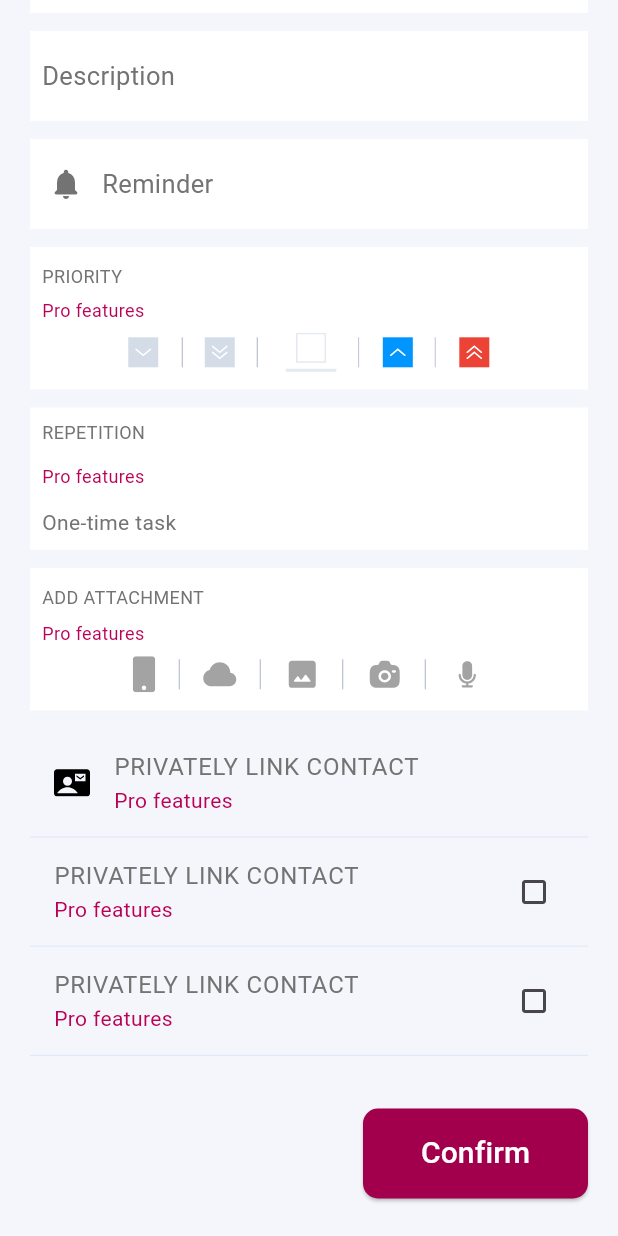
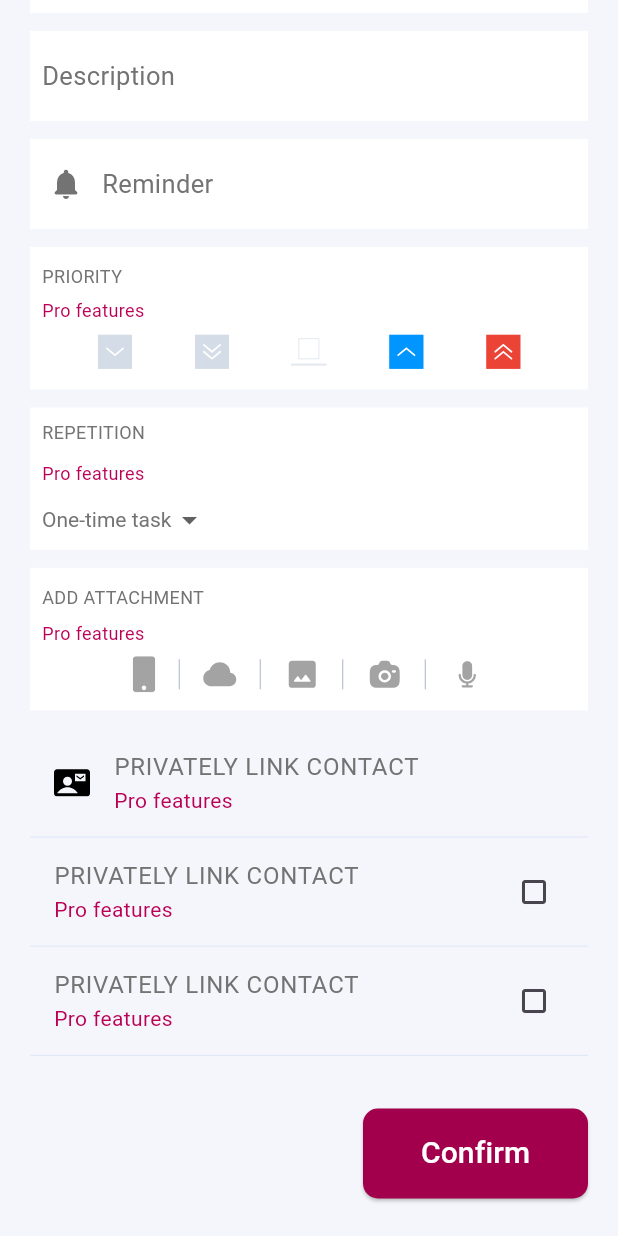
Before and after one commit to IftikharSikder/calendar_project, a Flutter app: the AddEvent screen opened directly, scrolled down 296 dp, on a phone screen of 412 x 824 dp. Run offline on Flutter 3.47's test engine with Material 3 defaults, Android fonts, the phone set to English and light mode, and no system bars; our stand-ins replace cloud_firestore, firebase_auth, firebase_core, firebase_storage, flutter_colorpicker, flutter_staggered_animations and 7 more; accounts and stored records are empty.

Commit message:
Add event page updated, added some functionality

```diff
--- a/lib/features/calendar/screen/add_event.dart
+++ b/lib/features/calendar/screen/add_event.dart
@@ -1,12 +1,141 @@
 import 'package:flutter/material.dart';
 import 'package:flutter_svg/flutter_svg.dart';
+import 'package:get/get.dart';
+import 'package:intl/intl.dart';
+
+class DateController extends GetxController {
+  Rx<DateTime?> selectedDate = Rx<DateTime?>(null);
+  final eventTitleController = TextEditingController();
+  final DateFormat dateFormat = DateFormat("EEE, d MMM");
+
+  void setDate(DateTime? date) {
+    selectedDate.value = date;
+  }
+
+  String get formattedDate {
+    return selectedDate.value != null
+        ? dateFormat.format(selectedDate.value!)
+        : dateFormat.format(DateTime.now());
+  }
+
+  void clearDate() {
+    selectedDate.value = null;
+  }
+
+  Rx<bool> isAllDay = Rx<bool>(false);
+
+  void setAllDay(bool value) {
+    isAllDay.value = value;
+  }
+
+  var description = "Description".obs;
+
+  void updateDescription(String newDescription) {
+    description.value = newDescription;
+    if(description.value.length<=1){
+      description.value= "Description";
+    }
+  }
+  var selectedIconIndex = RxInt(-1);
+
+  void selectIcon(int index) {
+    selectedIconIndex.value = index;
+  }
+
+  var selectedRepetition = "One-time task".obs;
+
+  void changeRepetition(String? newValue) {
+    if (newValue != null) {
+      selectedRepetition.value = newValue;
+    }
+  }
+
+}
 
 class AddEvent extends StatelessWidget {
-  const AddEvent({super.key});
+  AddEvent({super.key});
+
+  final DateController controller = Get.put(DateController());
+
+  final DateController dateController = Get.put(DateController());
+  final TextEditingController textController = TextEditingController();
+  final List<String> repetitionOptions = ["One-time task", "Repetitive"];
+
+  void _showDescriptionDialog(BuildContext context) {
+
+    if(controller.description.value=="Description"){
+      textController.text = "";
+    }
+    else{
+      textController.text = controller.description.value;
+    }
+
+    Get.dialog(
+      AlertDialog(
+        title: const Text('Add Description'),
+        content: TextFormField(
+          controller: textController,
+          decoration: const InputDecoration(
+            hintText: 'Enter description here',
+          ),
+          //maxLines: 3,
+        ),
+        actions: <Widget>[
+          TextButton(
+            child: const Text('Cancel'),
+            onPressed: () => Get.back(),
+          ),
+          TextButton(
+            child: const Text('OK'),
+            onPressed: () {
+              controller.updateDescription(textController.text);
+              Get.back();
+            },
+          ),
+        ],
+      ),
+    );
+  }
+
+  final List<String> iconPaths = [
+     'assets/images/downArrow.svg',
+     'assets/images/double_down_arrow.svg',
+     'assets/images/square_box.svg',
+     'assets/images/up_arrow.svg',
+     'assets/images/double_up_arrow.svg',
+  ];
+
+
+  Future<void> _selectDate(BuildContext context) async {
+    final DateTime? picked = await showDatePicker(
+      context: context,
+      initialDate: controller.selectedDate.value ?? DateTime.now(),
+      firstDate: DateTime(2000),
+      lastDate: DateTime(2101),
+      builder: (context, child) {
+        return Theme(
+          data: Theme.of(context).copyWith(
+            colorScheme: const ColorScheme.light(
+              primary: Color(0xFF0052CC),
+              onPrimary: Colors.white,
+              onSurface: Color(0xFF171717),
+            ),
+          ),
+          child: child!,
+        );
+      },
+    );
+
+    if (picked != null && picked != controller.selectedDate.value) {
+      controller.setDate(picked);
+    }
+
+  }
 
   @override
   Widget build(BuildContext context) {
     double screenHeight = MediaQuery.of(context).size.height;
+
 
       return Scaffold(
         backgroundColor: const Color(0xFFF5F6FB),
@@ -69,9 +198,10 @@ class AddEvent extends StatelessWidget {
                   ],
                 ),
               ),
-            const Padding(
+              Padding(
                 padding: EdgeInsets.symmetric(horizontal: 20.0),
-              child: TextField(
+                child: TextFormField(
+                  controller: controller.eventTitleController,
                   decoration: InputDecoration(
                     labelText: " Title",
                     labelStyle: TextStyle(color: Color(0xFF737373)),
@@ -92,48 +222,65 @@ class AddEvent extends StatelessWidget {
                   ),
                 ),
               ),
+
               Padding(
                 padding:
                     const EdgeInsets.symmetric(horizontal: 20.0, vertical: 0),
+                child: InkWell(
+                  onTap: () => _selectDate(context),
                   child: Container(
                     decoration: const BoxDecoration(
                       border: Border(
-                    bottom: BorderSide(
-                        color: Color(0xFFE0E9F7), width: 0.8), // Bottom border
+                        bottom:
+                            BorderSide(color: Color(0xFFE0E9F7), width: 0.8),
                       ),
                     ),
-                child: const ListTile(
+                    child: Obx(() => ListTile(
                           contentPadding: EdgeInsets.zero,
-                  title: Text(" Due Date",
-                      style: TextStyle(fontSize: 14, color: Color(0xFF737373))),
-                  subtitle: Text(" Wed, 10 Feb",
+                          title: const Text("Due Date",
                               style: TextStyle(
+                                  fontSize: 14, color: Color(0xFF737373))),
+                          subtitle: Text(" ${controller.formattedDate}",
+                              style: const TextStyle(
                                   fontWeight: FontWeight.bold,
                                   fontSize: 18,
                                   color: Color(0xFF171717))),
-                  trailing: Padding(
-                    padding: EdgeInsets.only(right: 12),
-                    child: Icon(Icons.close, color: Color(0xFF737373)),
+                          trailing: IconButton(
+                            icon: const Icon(Icons.close,
+                                color: Color(0xFF737373)),
+                            onPressed: controller.selectedDate.value != null
+                                ? () => controller.clearDate()
+                                : null,
+                          ),
+                        )),
                   ),
                 ),
               ),
-            ),
-            const Padding(
-              padding: EdgeInsets.symmetric(horizontal: 20.0, vertical: 15),
+              Padding(
+                padding: const EdgeInsets.symmetric(horizontal: 20.0, vertical: 15),
                 child: Row(
                   mainAxisAlignment: MainAxisAlignment.end,
                   children: [
-                  Text(
+                    const Text(
                       "All-Day",
                       style: TextStyle(fontSize: 15, color: Color(0xFF737373)),
                     ),
-                  SizedBox(
+                    const SizedBox(
                       width: 10,
                     ),
                     Padding(
-                    padding: EdgeInsets.only(right: 12),
-                    child: Icon(Icons.check_circle_outline,
-                        color: Color(0xFF737373)),
+                      padding: const EdgeInsets.only(right: 12),
+                      child: Obx(() => InkWell(
+                        onTap: () {
+                          controller.setAllDay(!controller.isAllDay.value);
+                        },
+                        child: Icon(
+                          controller.isAllDay.value
+                              ? Icons.check_circle_outline
+                              : Icons.circle_outlined,
+                          color: const Color(0xFF737373),
+                        ),
+                      )),
                     ),
                   ],
                 ),
@@ -187,20 +334,28 @@ class AddEvent extends StatelessWidget {
           padding: const EdgeInsets.symmetric(
             horizontal: 20.0,
           ),
+          child: GestureDetector(
+            onTap: () {
+              _showDescriptionDialog(context);
+            },
             child: Container(
               color: Colors.white,
               height: 60,
-                child: const Row(
+              child: Row(
                 children: [
-                    Padding(
-                      padding: EdgeInsets.only(left: 8.0),
-                      child: Text(
-                        "Description",
-                        style:
-                            TextStyle(color: Color(0xFF737373), fontSize: 17),
+                  const SizedBox(width: 8),
+                  Expanded(
+                    child: Obx(
+                          () => Text(
+                        controller.description.value,
+                        style: controller.description.value=="Description"?TextStyle(color: Color(0xFF737373), fontSize: 17):TextStyle(fontSize: 17),
+                        overflow: TextOverflow.ellipsis,
+                        maxLines: 1,
+                      ),
                     ),
                   ),
                 ],
+              ),
             ),
           ),
         ),
@@ -225,7 +380,8 @@ class AddEvent extends StatelessWidget {
                           )),
                       const Text(
                         "Reminder",
-                      style: TextStyle(color: Color(0xFF737373), fontSize: 17),
+                        style:
+                            TextStyle(color: Color(0xFF737373), fontSize: 17),
                       ),
                     ],
                   ),
@@ -257,7 +413,6 @@ class AddEvent extends StatelessWidget {
                             ),
                           ],
                         ),
-
                         Row(
                           mainAxisAlignment: MainAxisAlignment.start,
                           children: [
@@ -272,16 +427,36 @@ class AddEvent extends StatelessWidget {
                         ),
 
                     Row(
-                        mainAxisAlignment: MainAxisAlignment
-                            .center, // Ensures icons align left
-                        children: [
-                          InkWell(onTap: (){},child: SvgPicture.asset('assets/downArrow.svg'),),
-                          InkWell(onTap: (){},child: SvgPicture.asset('assets/double_down_arrow.svg'),),
-                          InkWell(onTap: (){},child: SvgPicture.asset('assets/square_box.svg'),),
-                          InkWell(onTap: (){},child: SvgPicture.asset('assets/up_arrow.svg'),),
-                          InkWell(onTap: (){},child: SvgPicture.asset('assets/double_up_arrow.svg'),),
-                        ],
+                      mainAxisAlignment: MainAxisAlignment.spaceEvenly,
+                      children: List.generate(
+                        iconPaths.length,
+                            (index) => SingleChildScrollView(
+                              scrollDirection: Axis.horizontal,
+                          padding: const EdgeInsets.symmetric(horizontal: 2.0),
+                          child: Obx(
+                                () => InkWell(
+                              onTap: () {
+                                controller.selectIcon(index);
+                              },
+                              child: Container(
+                                padding: const EdgeInsets.all(2.0),
+                                decoration: BoxDecoration(
+                                  border: controller.selectedIconIndex.value == index
+                                      ? Border.all(color: Colors.blue, width: 2.0)
+                                      : null,
+                                  borderRadius: BorderRadius.circular(4.0),
                                 ),
+                                child: SvgPicture.asset(
+                                  iconPaths[index],
+                                  width: 24,
+                                  height: 24,
+                                ),
+                              ),
+                            ),
+                          ),
+                        ),
+                      ),
+                    )
                       ],
                     ),
                   ),
@@ -298,30 +473,54 @@ class AddEvent extends StatelessWidget {
           child: Container(
             color: Colors.white,
             height: 95,
-                child: const Padding(
-                  padding: EdgeInsets.all(8.0),
+            child: Padding(
+              padding: const EdgeInsets.all(8.0),
               child: Row(
                 children: [
                   Column(
                     mainAxisAlignment: MainAxisAlignment.spaceBetween,
                     crossAxisAlignment: CrossAxisAlignment.start,
                     children: [
-                          Text(
+                      const Text(
                         "REPETITION",
                         style: TextStyle(
                           fontSize: 12,
                           color: Color(0xFF737373),
                         ),
                       ),
-                          Text(
+                      const Text(
                         "Pro features",
                         style: TextStyle(
                             fontSize: 12, color: Color(0xFFBA0156)),
                       ),
-                          Text(
-                            "One-time task",
-                            style: TextStyle(
-                                fontSize: 14, color: Color(0xFF737373)),
+                      Obx(
+                            () => DropdownButton<String>(
+                              isDense: true,
+                          value: controller.selectedRepetition.value,
+                          icon: const Icon(Icons.arrow_drop_down),
+                         // elevation: 16,
+                          style: const TextStyle(
+                              fontSize: 14,
+                              color: Color(0xFF737373)
+                          ),
+                          underline: Container(
+                            height: 0,
+                            color: Colors.transparent,
+                          ),
+                          onChanged: controller.changeRepetition,
+                          items: repetitionOptions.map<DropdownMenuItem<String>>((String value) {
+                            return DropdownMenuItem<String>(
+                              value: value,
+                              child: Text(
+                                value,
+                                style: const TextStyle(
+                                    fontSize: 14,
+                                    color: Color(0xFF737373)
+                                ),
+                              ),
+                            );
+                          }).toList(),
+                        ),
                       ),
                     ],
                   )
@@ -330,6 +529,7 @@ class AddEvent extends StatelessWidget {
             ),
           ),
         ),
+
               const SizedBox(
                 height: 12,
               ),
@@ -355,7 +555,6 @@ class AddEvent extends StatelessWidget {
                             ),
                           ],
                         ),
-
                         Row(
                           mainAxisAlignment: MainAxisAlignment.start,
                           children: [
@@ -368,16 +567,34 @@ class AddEvent extends StatelessWidget {
                             ),
                           ],
                         ),
-
                         Row(
                           mainAxisAlignment: MainAxisAlignment
                               .center, // Ensures icons align left
                           children: [
-                          InkWell(onTap: (){},child: SvgPicture.asset('assets/images/phone.svg'),),
-                          InkWell(onTap: (){},child: SvgPicture.asset('assets/images/cloud.svg'),),
-                          InkWell(onTap: (){},child: SvgPicture.asset('assets/images/gallery.svg'),),
-                          InkWell(onTap: (){},child: SvgPicture.asset('assets/images/camera.svg'),),
-                          InkWell(onTap: (){},child: SvgPicture.asset('assets/images/mic.svg'),),
+                            InkWell(
+                              onTap: () {},
+                              child:
+                                  SvgPicture.asset('assets/images/phone.svg'),
+                            ),
+                            InkWell(
+                              onTap: () {},
+                              child:
+                                  SvgPicture.asset('assets/images/cloud.svg'),
+                            ),
+                            InkWell(
+                              onTap: () {},
+                              child:
+                                  SvgPicture.asset('assets/images/gallery.svg'),
+                            ),
+                            InkWell(
+                              onTap: () {},
+                              child:
+                                  SvgPicture.asset('assets/images/camera.svg'),
+                            ),
+                            InkWell(
+                              onTap: () {},
+                              child: SvgPicture.asset('assets/images/mic.svg'),
+                            ),
                           ],
                         ),
                       ],
@@ -478,7 +695,8 @@ class AddEvent extends StatelessWidget {
                             child: ElevatedButton(
                                 style: ElevatedButton.styleFrom(
                                     shape: RoundedRectangleBorder(
-                                      borderRadius: BorderRadius.circular(10)),
+                                        borderRadius:
+                                            BorderRadius.circular(10)),
                                     backgroundColor: const Color(0xFFA2004C)),
                                 onPressed: () {},
                                 child: const Text(
```
Also changed, not shown: lib/features/calendar/custom_widgets/weekly_calendar_builder.dart (+21 -14 lines), assets/double_down_arrow.svg (deleted), assets/double_up_arrow.svg (deleted), assets/downArrow.svg (deleted), assets/images/double_down_arrow.svg (added), assets/images/double_up_arrow.svg (added), assets/images/downArrow.svg (added), assets/images/square_box.svg (added), assets/images/up_arrow.svg (added), assets/square_box.svg (deleted), assets/up_arrow.svg (deleted). Lines whose indentation alone changed are shown as unchanged.
